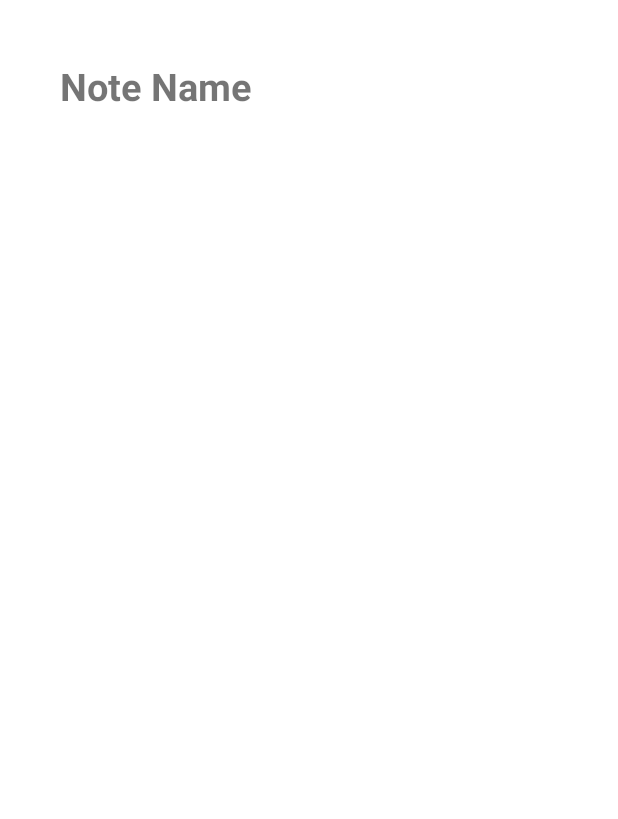
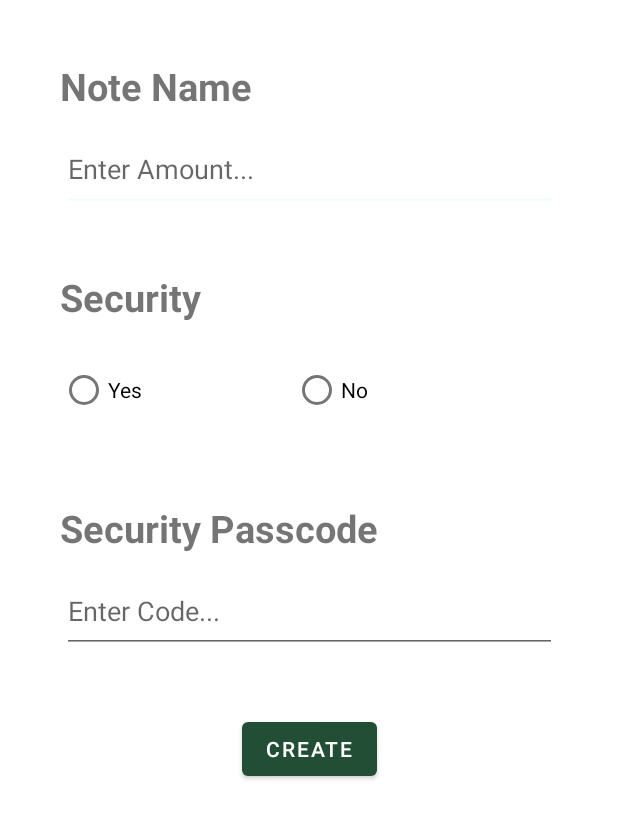
Before and after one commit to CornOnTheJacob/CapstoneY2Q3, an Android app: the layout fragment_add_note.xml on its own in the app's theme, with its tools: preview values and no code run, on a phone screen of 412 x 824 dp. Shown: the top 819 px of the screen. Run offline under Robolectric (Android 15) with nearby library versions, the phone set to English and light mode, and no system bars.

Commit message:
2-17 end day semi-working

```diff
--- a/app/src/main/java/com/example/notesapp/viewmodel/NotesViewModel.kt
+++ b/app/src/main/java/com/example/notesapp/viewmodel/NotesViewModel.kt
@@ -67,8 +67,8 @@ class NotesViewModel(
         }
     }
 
-    fun isValidEntry(title: String): Boolean {
-        return title.isNotBlank()
+    fun isValidEntry(title: String, password: String): Boolean {
+        return title.isNotBlank() && password.isNotBlank()
     }
 }
 
--- a/app/src/main/res/layout/fragment_add_note.xml
+++ b/app/src/main/res/layout/fragment_add_note.xml
@@ -6,7 +6,7 @@
     android:layout_height="match_parent">
 
     <TextView
-        android:id="@+id/textView"
+        android:id="@+id/namingTitle"
         android:layout_width="wrap_content"
         android:layout_height="wrap_content"
         android:layout_marginStart="40dp"
@@ -16,4 +16,86 @@
         android:textStyle="bold"
         app:layout_constraintStart_toStartOf="parent"
         app:layout_constraintTop_toTopOf="parent" />
+
+    <EditText
+        android:id="@+id/nameInput"
+        android:layout_width="330dp"
+        android:layout_height="56dp"
+        android:layout_marginTop="10dp"
+        android:ems="10"
+        android:hint="Enter Amount..."
+        android:inputType="textNoSuggestions"
+        app:layout_constraintEnd_toEndOf="parent"
+        app:layout_constraintStart_toStartOf="parent"
+        app:layout_constraintTop_toBottomOf="@+id/namingTitle" />
+
+    <TextView
+        android:id="@+id/securityTitle"
+        android:layout_width="wrap_content"
+        android:layout_height="wrap_content"
+        android:layout_marginStart="40dp"
+        android:layout_marginTop="40dp"
+        android:text="Security"
+        android:textSize="25sp"
+        android:textStyle="bold"
+        app:layout_constraintStart_toStartOf="parent"
+        app:layout_constraintTop_toBottomOf="@+id/nameInput" />
+
+    <RadioGroup
+        android:id="@+id/radioGroup"
+        android:layout_width="339dp"
+        android:layout_height="69dp"
+        android:layout_marginStart="40dp"
+        android:layout_marginTop="10dp"
+        android:orientation="horizontal"
+        app:layout_constraintStart_toStartOf="parent"
+        app:layout_constraintTop_toBottomOf="@+id/securityTitle">
+
+        <RadioButton
+            android:id="@+id/yesSecurity"
+            android:layout_width="wrap_content"
+            android:layout_height="match_parent"
+            android:text="Yes" />
+
+        <RadioButton
+            android:id="@+id/noSecurity"
+            android:layout_width="wrap_content"
+            android:layout_height="match_parent"
+            android:layout_marginStart="100dp"
+            android:text="No" />
+    </RadioGroup>
+
+    <TextView
+        android:id="@+id/passcodeTitle"
+        android:layout_width="wrap_content"
+        android:layout_height="wrap_content"
+        android:layout_marginStart="40dp"
+        android:layout_marginTop="40dp"
+        android:text="Security Passcode"
+        android:textSize="25sp"
+        android:textStyle="bold"
+        app:layout_constraintStart_toStartOf="parent"
+        app:layout_constraintTop_toBottomOf="@+id/radioGroup" />
+    <EditText
+        android:id="@+id/passcodeInput"
+        android:layout_width="330dp"
+        android:layout_height="56dp"
+        android:layout_marginTop="10dp"
+        android:ems="10"
+        android:hint="Enter Code..."
+        android:inputType="textNoSuggestions"
+        app:layout_constraintEnd_toEndOf="parent"
+        app:layout_constraintStart_toStartOf="parent"
+        app:layout_constraintTop_toBottomOf="@+id/passcodeTitle" />
+
+    <Button
+        android:id="@+id/createButton"
+        android:layout_width="wrap_content"
+        android:layout_height="wrap_content"
+        android:layout_marginTop="40dp"
+        android:text="Create"
+        app:layout_constraintEnd_toEndOf="parent"
+        app:layout_constraintStart_toStartOf="parent"
+        app:layout_constraintTop_toBottomOf="@+id/passcodeInput" />
+
 </androidx.constraintlayout.widget.ConstraintLayout>
--- a/app/src/main/res/values/strings.xml
+++ b/app/src/main/res/values/strings.xml
@@ -1,6 +1,7 @@
 <resources>
     <string name="app_name">NotesApp</string>
     <string name="home_name">Notes Home - Mousser</string>
+    <string name="add_note_name">Create Note</string>
     <!-- TODO: Remove or change this placeholder text -->
     <string name="hello_blank_fragment">Hello blank fragment</string>
 </resources>
```
Also changed, not shown: app/src/main/java/com/example/notesapp/fragments/AddNoteFragment.kt (added, +109 -0 lines), app/src/main/res/navigation/nav_graph.xml (+7 -3 lines).
